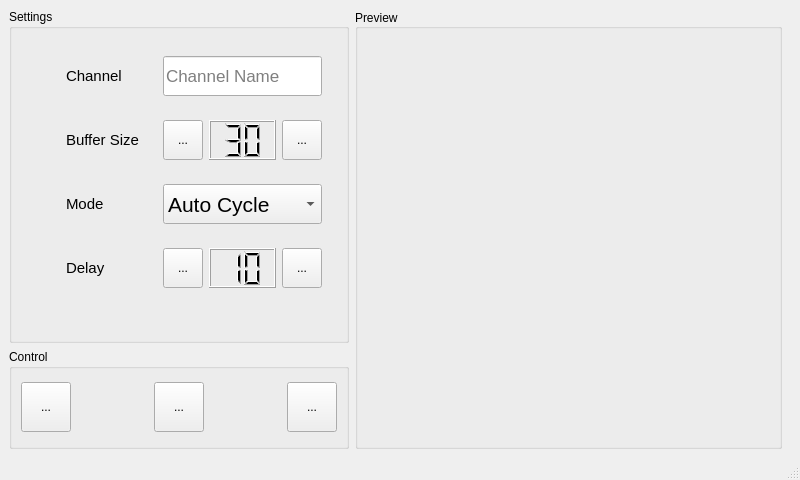
First picture: the form in resources/ui/gui.ui, repository chillfactor032/emote-wall-gui, before the edit.
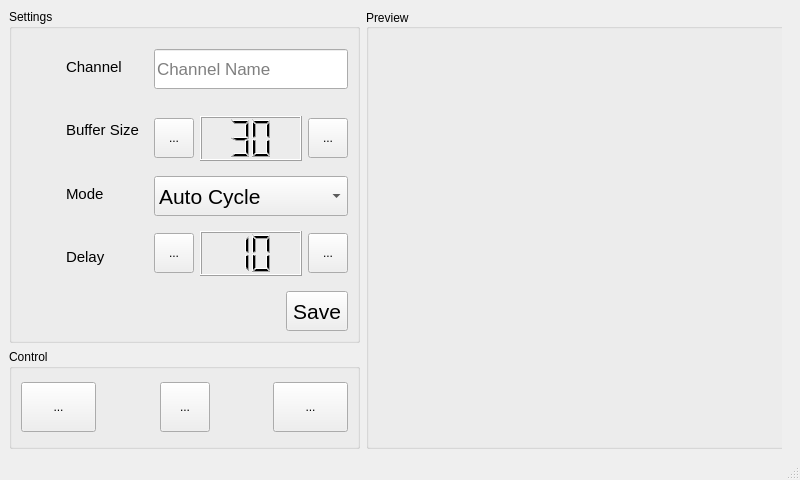
Second picture: the form after the edit. The open tabs and pages were chosen to show the change. Icons and pictures are not drawn.

What changed in the file:
```diff
--- a/resources/ui/gui.ui
+++ b/resources/ui/gui.ui
@@ -13,6 +13,9 @@
   <property name="windowTitle">
    <string>MainWindow</string>
   </property>
+  <property name="styleSheet">
+   <string notr="true"/>
+  </property>
   <widget class="QWidget" name="centralwidget">
    <layout class="QHBoxLayout" name="horizontalLayout">
     <item>
@@ -41,25 +44,49 @@
          <property name="title">
           <string>Settings</string>
          </property>
-         <layout class="QFormLayout" name="formLayout_2">
-          <item row="0" column="0">
+         <layout class="QVBoxLayout" name="verticalLayout_3">
+          <item>
            <widget class="QWidget" name="widget_9" native="true">
+            <property name="sizePolicy">
+             <sizepolicy hsizetype="Expanding" vsizetype="Preferred">
+              <horstretch>0</horstretch>
+              <verstretch>0</verstretch>
+             </sizepolicy>
+            </property>
             <property name="font">
              <font>
               <stylestrategy>PreferDefault</stylestrategy>
              </font>
             </property>
-            <layout class="QFormLayout" name="formLayout">
-             <property name="formAlignment">
-              <set>Qt::AlignCenter</set>
+            <layout class="QHBoxLayout" name="horizontalLayout_10">
+             <property name="leftMargin">
+              <number>0</number>
              </property>
+             <property name="topMargin">
+              <number>0</number>
+             </property>
+             <property name="rightMargin">
+              <number>0</number>
+             </property>
+             <property name="bottomMargin">
+              <number>0</number>
+             </property>
+             <item>
+              <widget class="QWidget" name="widget_5" native="true">
+               <layout class="QVBoxLayout" name="verticalLayout_2">
              <property name="leftMargin">
               <number>0</number>
              </property>
+                <property name="topMargin">
+                 <number>0</number>
+                </property>
              <property name="rightMargin">
-              <number>6</number>
-             </property>
-             <item row="0" column="0">
+                 <number>0</number>
+                </property>
+                <property name="bottomMargin">
+                 <number>0</number>
+                </property>
+                <item>
               <widget class="QWidget" name="widget_4" native="true">
                <layout class="QHBoxLayout" name="horizontalLayout_4">
                 <item>
@@ -76,6 +103,9 @@
                     <height>30</height>
                    </size>
                   </property>
+                     <property name="styleSheet">
+                      <string notr="true"/>
+                     </property>
                   <property name="text">
                    <string/>
                   </property>
@@ -102,34 +132,7 @@
                </layout>
               </widget>
              </item>
-             <item row="0" column="1">
-              <widget class="QWidget" name="widget_6" native="true">
-               <layout class="QGridLayout" name="gridLayout_4">
-                <item row="0" column="0">
-                 <widget class="QLineEdit" name="twitch_channel_input">
-                  <property name="minimumSize">
-                   <size>
-                    <width>0</width>
-                    <height>40</height>
-                   </size>
-                  </property>
-                  <property name="font">
-                   <font>
-                    <pointsize>13</pointsize>
-                   </font>
-                  </property>
-                  <property name="echoMode">
-                   <enum>QLineEdit::Normal</enum>
-                  </property>
-                  <property name="placeholderText">
-                   <string>Channel Name</string>
-                  </property>
-                 </widget>
-                </item>
-               </layout>
-              </widget>
-             </item>
-             <item row="1" column="0">
+                <item>
               <widget class="QWidget" name="widget_8" native="true">
                <layout class="QHBoxLayout" name="horizontalLayout_3">
                 <property name="topMargin">
@@ -184,72 +187,7 @@
                </layout>
               </widget>
              </item>
-             <item row="1" column="1">
-              <widget class="QWidget" name="widget_7" native="true">
-               <layout class="QHBoxLayout" name="horizontalLayout_5">
                 <item>
-                 <widget class="QToolButton" name="buffer_left_button">
-                  <property name="minimumSize">
-                   <size>
-                    <width>40</width>
-                    <height>40</height>
-                   </size>
-                  </property>
-                  <property name="text">
-                   <string>...</string>
-                  </property>
-                  <property name="icon">
-                   <iconset resource="../../Resources.qrc">
-                    <normaloff>:/resources/img/icons/arrow-left.svg</normaloff>:/resources/img/icons/arrow-left.svg</iconset>
-                  </property>
-                 </widget>
-                </item>
-                <item>
-                 <widget class="QLCDNumber" name="buffer_lcd">
-                  <property name="minimumSize">
-                   <size>
-                    <width>0</width>
-                    <height>40</height>
-                   </size>
-                  </property>
-                  <property name="frameShape">
-                   <enum>QFrame::Box</enum>
-                  </property>
-                  <property name="lineWidth">
-                   <number>1</number>
-                  </property>
-                  <property name="midLineWidth">
-                   <number>0</number>
-                  </property>
-                  <property name="digitCount">
-                   <number>2</number>
-                  </property>
-                  <property name="intValue" stdset="0">
-                   <number>30</number>
-                  </property>
-                 </widget>
-                </item>
-                <item>
-                 <widget class="QToolButton" name="buffer_right_button">
-                  <property name="minimumSize">
-                   <size>
-                    <width>40</width>
-                    <height>40</height>
-                   </size>
-                  </property>
-                  <property name="text">
-                   <string>...</string>
-                  </property>
-                  <property name="icon">
-                   <iconset resource="../../Resources.qrc">
-                    <normaloff>:/resources/img/icons/arrow-right.svg</normaloff>:/resources/img/icons/arrow-right.svg</iconset>
-                  </property>
-                 </widget>
-                </item>
-               </layout>
-              </widget>
-             </item>
-             <item row="2" column="0">
               <widget class="QWidget" name="widget_12" native="true">
                <layout class="QHBoxLayout" name="horizontalLayout_9">
                 <item>
@@ -295,43 +233,7 @@
                </layout>
               </widget>
              </item>
-             <item row="2" column="1">
-              <widget class="QWidget" name="widget_13" native="true">
-               <layout class="QGridLayout" name="gridLayout_5">
-                <item row="0" column="0">
-                 <widget class="QComboBox" name="mode_combo">
-                  <property name="minimumSize">
-                   <size>
-                    <width>0</width>
-                    <height>40</height>
-                   </size>
-                  </property>
-                  <property name="font">
-                   <font>
-                    <pointsize>16</pointsize>
-                   </font>
-                  </property>
                   <item>
-                   <property name="text">
-                    <string>Auto Cycle</string>
-                   </property>
-                  </item>
-                  <item>
-                   <property name="text">
-                    <string>Last</string>
-                   </property>
-                  </item>
-                  <item>
-                   <property name="text">
-                    <string>Manual</string>
-                   </property>
-                  </item>
-                 </widget>
-                </item>
-               </layout>
-              </widget>
-             </item>
-             <item row="3" column="0">
               <widget class="QWidget" name="widget_10" native="true">
                <layout class="QHBoxLayout" name="horizontalLayout_7">
                 <item>
@@ -377,9 +279,167 @@
                </layout>
               </widget>
              </item>
-             <item row="3" column="1">
+               </layout>
+              </widget>
+             </item>
+             <item>
+              <widget class="QWidget" name="widget_13" native="true">
+               <layout class="QVBoxLayout" name="verticalLayout_4">
+                <property name="leftMargin">
+                 <number>0</number>
+                </property>
+                <property name="topMargin">
+                 <number>0</number>
+                </property>
+                <property name="rightMargin">
+                 <number>0</number>
+                </property>
+                <property name="bottomMargin">
+                 <number>0</number>
+                </property>
+                <item>
+                 <widget class="QWidget" name="widget_6" native="true">
+                  <layout class="QGridLayout" name="gridLayout_4">
+                   <property name="leftMargin">
+                    <number>0</number>
+                   </property>
+                   <property name="rightMargin">
+                    <number>0</number>
+                   </property>
+                   <item row="0" column="0">
+                    <widget class="QLineEdit" name="twitch_channel_input">
+                     <property name="minimumSize">
+                      <size>
+                       <width>0</width>
+                       <height>40</height>
+                      </size>
+                     </property>
+                     <property name="font">
+                      <font>
+                       <pointsize>13</pointsize>
+                      </font>
+                     </property>
+                     <property name="echoMode">
+                      <enum>QLineEdit::Normal</enum>
+                     </property>
+                     <property name="placeholderText">
+                      <string>Channel Name</string>
+                     </property>
+                    </widget>
+                   </item>
+                  </layout>
+                 </widget>
+                </item>
+                <item>
+                 <widget class="QWidget" name="widget_7" native="true">
+                  <layout class="QHBoxLayout" name="horizontalLayout_5">
+                   <property name="leftMargin">
+                    <number>0</number>
+                   </property>
+                   <property name="rightMargin">
+                    <number>0</number>
+                   </property>
+                   <item>
+                    <widget class="QToolButton" name="buffer_left_button">
+                     <property name="minimumSize">
+                      <size>
+                       <width>40</width>
+                       <height>40</height>
+                      </size>
+                     </property>
+                     <property name="text">
+                      <string>...</string>
+                     </property>
+                     <property name="icon">
+                      <iconset resource="../../Resources.qrc">
+                       <normaloff>:/resources/img/icons/arrow-left.svg</normaloff>:/resources/img/icons/arrow-left.svg</iconset>
+                     </property>
+                    </widget>
+                   </item>
+                   <item>
+                    <widget class="QLCDNumber" name="buffer_lcd">
+                     <property name="minimumSize">
+                      <size>
+                       <width>0</width>
+                       <height>40</height>
+                      </size>
+                     </property>
+                     <property name="frameShape">
+                      <enum>QFrame::Box</enum>
+                     </property>
+                     <property name="lineWidth">
+                      <number>1</number>
+                     </property>
+                     <property name="midLineWidth">
+                      <number>0</number>
+                     </property>
+                     <property name="digitCount">
+                      <number>2</number>
+                     </property>
+                     <property name="intValue" stdset="0">
+                      <number>30</number>
+                     </property>
+                    </widget>
+                   </item>
+                   <item>
+                    <widget class="QToolButton" name="buffer_right_button">
+                     <property name="minimumSize">
+                      <size>
+                       <width>40</width>
+                       <height>40</height>
+                      </size>
+                     </property>
+                     <property name="text">
+                      <string>...</string>
+                     </property>
+                     <property name="icon">
+                      <iconset resource="../../Resources.qrc">
+                       <normaloff>:/resources/img/icons/arrow-right.svg</normaloff>:/resources/img/icons/arrow-right.svg</iconset>
+                     </property>
+                    </widget>
+                   </item>
+                  </layout>
+                 </widget>
+                </item>
+                <item>
+                 <widget class="QComboBox" name="mode_combo">
+                  <property name="minimumSize">
+                   <size>
+                    <width>0</width>
+                    <height>40</height>
+                   </size>
+                  </property>
+                  <property name="font">
+                   <font>
+                    <pointsize>16</pointsize>
+                   </font>
+                  </property>
+                  <item>
+                   <property name="text">
+                    <string>Auto Cycle</string>
+                   </property>
+                  </item>
+                  <item>
+                   <property name="text">
+                    <string>Last</string>
+                   </property>
+                  </item>
+                  <item>
+                   <property name="text">
+                    <string>Manual</string>
+                   </property>
+                  </item>
+                 </widget>
+                </item>
+                <item>
               <widget class="QWidget" name="widget_11" native="true">
                <layout class="QHBoxLayout" name="horizontalLayout_6">
+                   <property name="leftMargin">
+                    <number>0</number>
+                   </property>
+                   <property name="rightMargin">
+                    <number>0</number>
+                   </property>
                 <item>
                  <widget class="QToolButton" name="delay_left_button">
                   <property name="minimumSize">
@@ -449,6 +509,80 @@
         </widget>
        </item>
        <item>
+           <widget class="QWidget" name="widget_3" native="true">
+            <property name="sizePolicy">
+             <sizepolicy hsizetype="Expanding" vsizetype="Fixed">
+              <horstretch>0</horstretch>
+              <verstretch>0</verstretch>
+             </sizepolicy>
+            </property>
+            <layout class="QHBoxLayout" name="horizontalLayout_8">
+             <property name="topMargin">
+              <number>0</number>
+             </property>
+             <property name="rightMargin">
+              <number>0</number>
+             </property>
+             <property name="bottomMargin">
+              <number>0</number>
+             </property>
+             <item>
+              <spacer name="horizontalSpacer_3">
+               <property name="orientation">
+                <enum>Qt::Horizontal</enum>
+               </property>
+               <property name="sizeHint" stdset="0">
+                <size>
+                 <width>262</width>
+                 <height>20</height>
+                </size>
+               </property>
+              </spacer>
+             </item>
+             <item>
+              <widget class="QToolButton" name="save_button">
+               <property name="sizePolicy">
+                <sizepolicy hsizetype="Fixed" vsizetype="Fixed">
+                 <horstretch>0</horstretch>
+                 <verstretch>0</verstretch>
+                </sizepolicy>
+               </property>
+               <property name="minimumSize">
+                <size>
+                 <width>40</width>
+                 <height>40</height>
+                </size>
+               </property>
+               <property name="font">
+                <font>
+                 <pointsize>16</pointsize>
+                </font>
+               </property>
+               <property name="text">
+                <string>Save</string>
+               </property>
+               <property name="icon">
+                <iconset resource="../../Resources.qrc">
+                 <normaloff>:/resources/img/icons/save.svg</normaloff>:/resources/img/icons/save.svg</iconset>
+               </property>
+               <property name="iconSize">
+                <size>
+                 <width>32</width>
+                 <height>32</height>
+                </size>
+               </property>
+               <property name="toolButtonStyle">
+                <enum>Qt::ToolButtonIconOnly</enum>
+               </property>
+              </widget>
+             </item>
+            </layout>
+           </widget>
+          </item>
+         </layout>
+        </widget>
+       </item>
+       <item>
         <widget class="QGroupBox" name="groupBox_3">
          <property name="minimumSize">
           <size>
@@ -466,11 +600,14 @@
           <string>Control</string>
          </property>
          <layout class="QHBoxLayout" name="horizontalLayout_2">
+          <property name="rightMargin">
+           <number>9</number>
+          </property>
           <item>
            <widget class="QToolButton" name="cycle_left_button">
             <property name="minimumSize">
              <size>
-              <width>50</width>
+              <width>75</width>
               <height>50</height>
              </size>
             </property>
@@ -542,7 +679,7 @@
            <widget class="QToolButton" name="cycle_right_button">
             <property name="minimumSize">
              <size>
-              <width>50</width>
+              <width>75</width>
               <height>50</height>
              </size>
             </property>
```
Left out of the diff: 2 changed lines with no effect on the pictures. Lines whose indentation alone changed are shown as unchanged.
